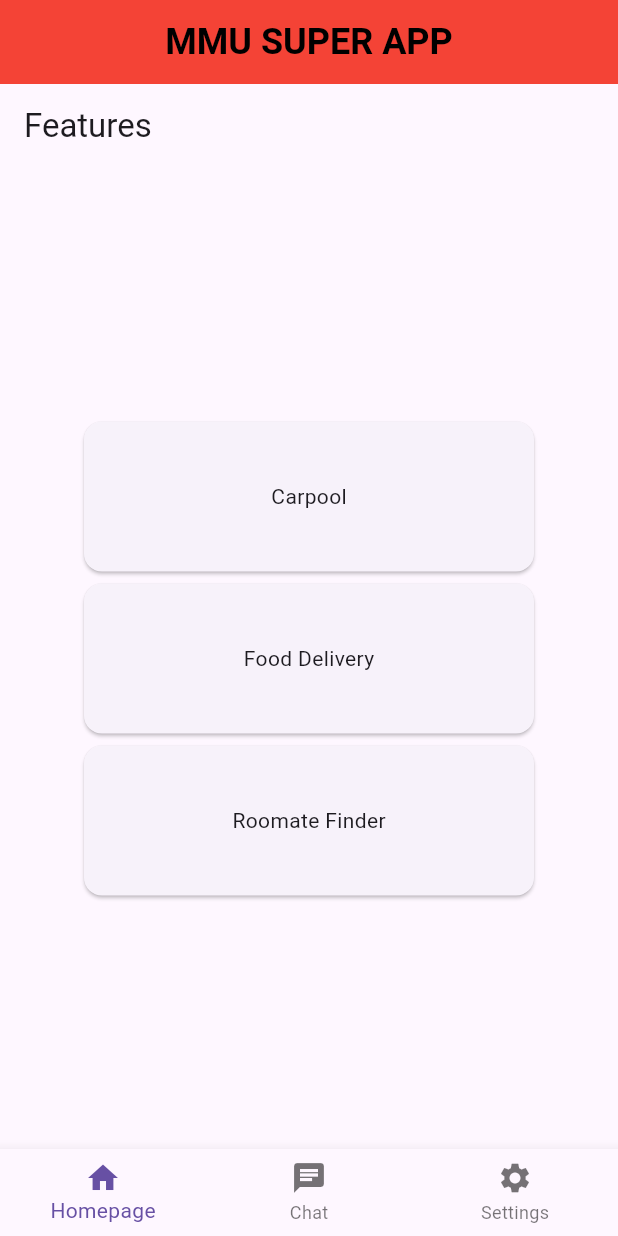
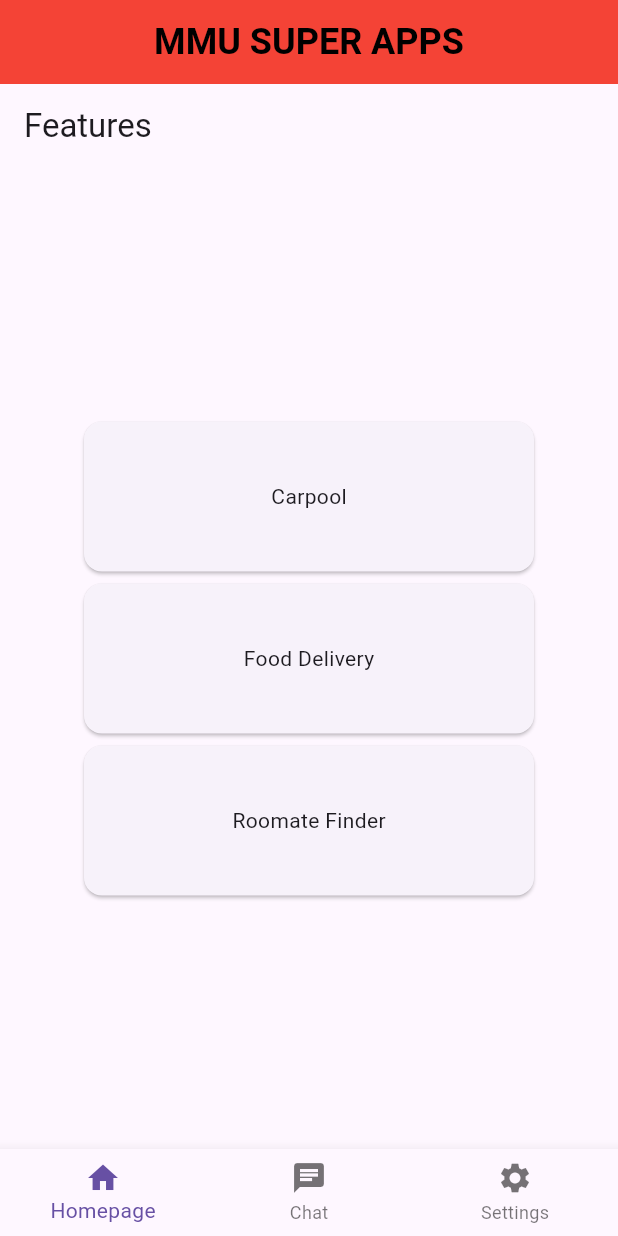
Before and after one commit to YongXianShen/GitExercise-TT3L-08, a Flutter app: the screen it shows after launch, on a phone screen of 412 x 824 dp. Run offline on Flutter 3.47's test engine with Material 3 defaults, Android fonts, the phone set to English and light mode, and no system bars.

Commit message:
This is my first commit! :)

```diff
--- a/lib/homepage.dart
+++ b/lib/homepage.dart
@@ -11,7 +11,7 @@ class HomePage extends StatelessWidget {
     return Scaffold(
       appBar: AppBar(
         title: const Text(
-          'MMU SUPER APP',
+          'MMU SUPER APPS',
           style:TextStyle(
             color:Colors.black,
             fontSize:24,
```
